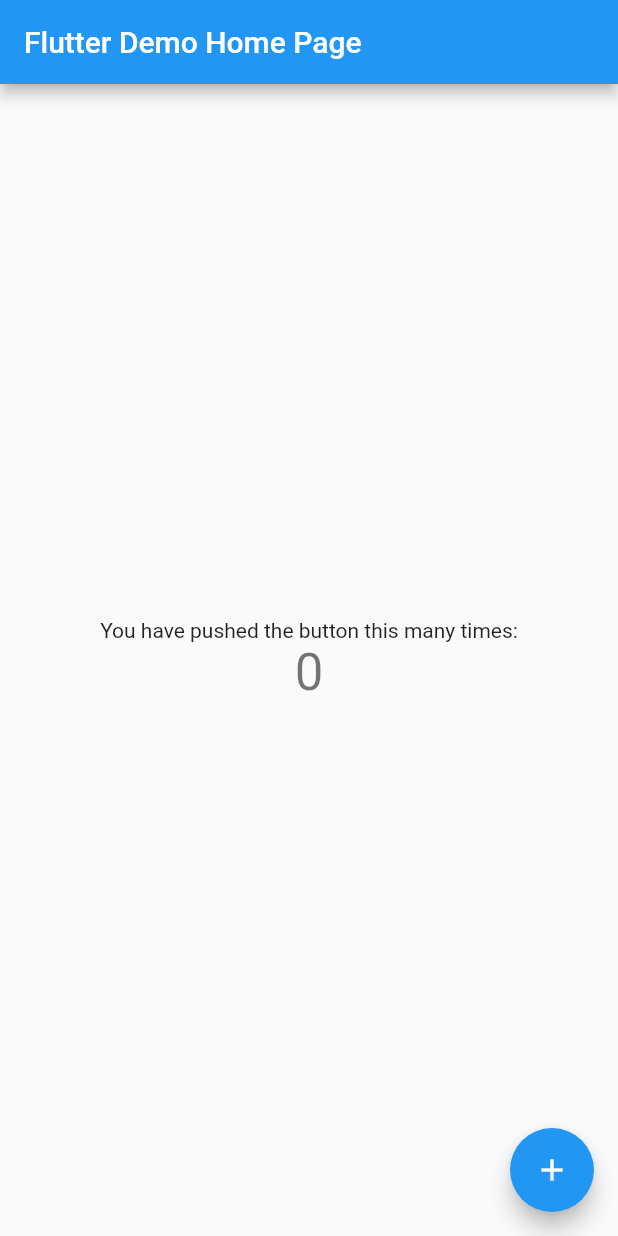
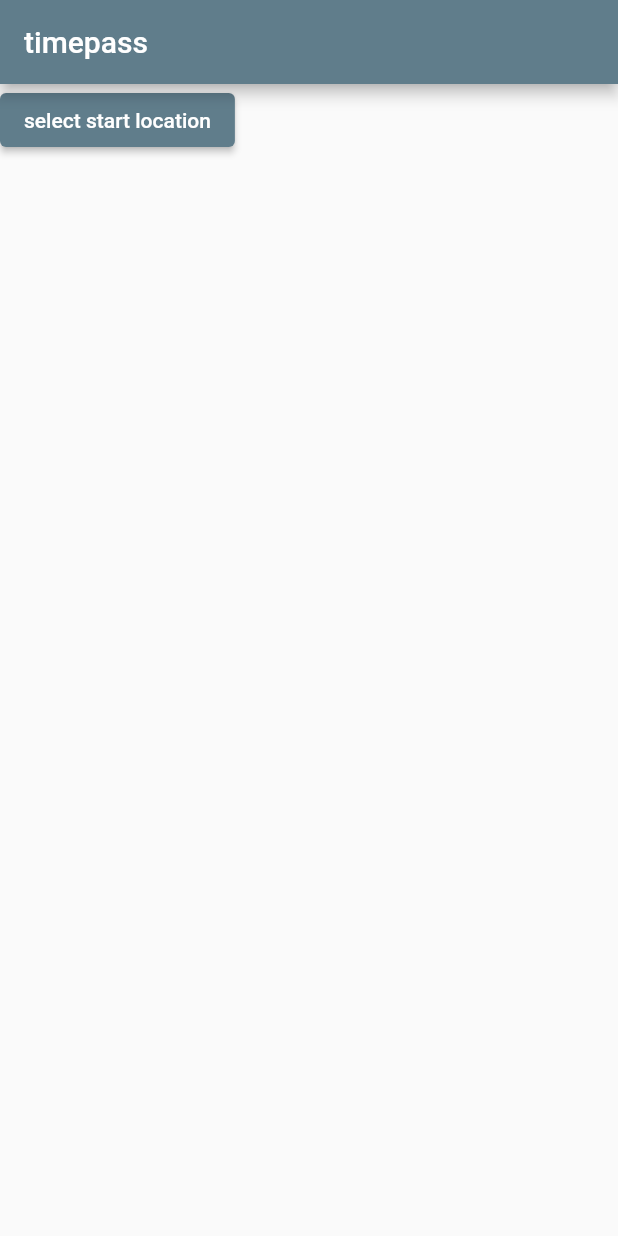
Before and after one commit to Aihrarshaikh/openstreatmaps_flutter, a Flutter app: the screen it shows after launch, on a phone screen of 412 x 824 dp. Run offline on Flutter 3.47's test engine with Material 2 defaults, Android fonts, the light colour scheme and no system bars; missing offline and left inert: open_street_map_search_and_pick.

Commit message:
addded select_start page

```diff
--- a/lib/main.dart
+++ b/lib/main.dart
@@ -1,115 +1,58 @@
+import 'package:biker_app/maps_services/select_start.dart';
 import 'package:flutter/material.dart';
 
 void main() {
   runApp(const MyApp());
 }
 
-class MyApp extends StatelessWidget {
+class MyApp extends StatefulWidget {
   const MyApp({super.key});
 
+  @override
+  State<MyApp> createState() => _MyAppState();
+}
+
+class _MyAppState extends State<MyApp> {
   // This widget is the root of your application.
   @override
   Widget build(BuildContext context) {
     return MaterialApp(
-      title: 'Flutter emo',
+      title: 'Flutter Demo',
       theme: ThemeData(
-        // This is the theme of your application.
-        //
-        // Try running your application with "flutter run". You'll see the
-        // application has a blue toolbar. Then, without quitting the app, try
-        // changing the primarySwatch below to Colors.green and then invoke
-        // "hot reload" (press "r" in the console where you ran "flutter run",
-        // or simply save your changes to "hot reload" in a Flutter IDE).
-        // Notice that the counter didn't reset back to zero; the application
-        // is not restarted.
-        primarySwatch: Colors.blue,
+        primarySwatch: Colors.blueGrey,
       ),
-      home: const MyHomePage(title: 'Flutter Demo Home Page'),
+      home: MyHomePage(title: 'Flutter Demo Home Page'),
     );
   }
 }
 
 class MyHomePage extends StatefulWidget {
   const MyHomePage({super.key, required this.title});
-
-  // This widget is the home page of your application. It is stateful, meaning
-  // that it has a State object (defined below) that contains fields that affect
-  // how it looks.
-
-  // This class is the configuration for the state. It holds the values (in this
-  // case the title) provided by the parent (in this case the App widget) and
-  // used by the build method of the State. Fields in a Widget subclass are
-  // always marked "final".
-
   final String title;
-
   @override
   State<MyHomePage> createState() => _MyHomePageState();
 }
-
 class _MyHomePageState extends State<MyHomePage> {
-  int _counter = 0;
-
-  void _incrementCounter() {
-    setState(() {
-      // This call to setState tells the Flutter framework that something has
-      // changed in this State, which causes it to rerun the build method below
-      // so that the display can reflect the updated values. If we changed
-      // _counter without calling setState(), then the build method would not be
-      // called again, and so nothing would appear to happen.
-      _counter++;
-    });
-  }
-
   @override
   Widget build(BuildContext context) {
-    // This method is rerun every time setState is called, for instance as done
-    // by the _incrementCounter method above.
-    //
-    // The Flutter framework has been optimized to make rerunning build methods
-    // fast, so that you can just rebuild anything that needs updating rather
-    // than having to individually change instances of widgets.
     return Scaffold(
       appBar: AppBar(
-        // Here we take the value from the MyHomePage object that was created by
-        // the App.build method, and use it to set our appbar title.
-        title: Text(widget.title),
+        title: const Text('timepass'),
       ),
-      body: Center(
-        // Center is a layout widget. It takes a single child and positions it
-        // in the middle of the parent.
-        child: Column(
-          // Column is also a layout widget. It takes a list of children and
-          // arranges them vertically. By default, it sizes itself to fit its
-          // children horizontally, and tries to be as tall as its parent.
-          //
-          // Invoke "debug painting" (press "p" in the console, choose the
-          // "Toggle Debug Paint" action from the Flutter Inspector in Android
-          // Studio, or the "Toggle Debug Paint" command in Visual Studio Code)
-          // to see the wireframe for each widget.
-          //
-          // Column has various properties to control how it sizes itself and
-          // how it positions its children. Here we use mainAxisAlignment to
-          // center the children vertically; the main axis here is the vertical
-          // axis because Columns are vertical (the cross axis would be
-          // horizontal).
-          mainAxisAlignment: MainAxisAlignment.center,
-          children: <Widget>[
-            const Text(
-              'You have pushed the button this many times:',
-            ),
-            Text(
-              '$_counter',
-              style: Theme.of(context).textTheme.headline4,
-            ),
-          ],
-        ),
+      body :
+      Column(
+        crossAxisAlignment: CrossAxisAlignment.end,
+        mainAxisAlignment: MainAxisAlignment.start,
+        children: [
+          ElevatedButton(onPressed: ()=>{
+            Navigator.push(
+              context,
+              MaterialPageRoute(builder: (context) => select_start()),
+            )
+          }
+              , child: Text("select start location")),
+        ],
       ),
-      floatingActionButton: FloatingActionButton(
-        onPressed: _incrementCounter,
-        tooltip: 'Increment',
-        child: const Icon(Icons.add),
-      ), // This trailing comma makes auto-formatting nicer for build methods.
     );
   }
 }
--- /dev/null
+++ b/lib/maps_services/select_start.dart
@@ -0,0 +1,28 @@
+import 'package:open_street_map_search_and_pick/open_street_map_search_and_pick.dart';
+import 'package:flutter/material.dart';
+
+class select_start extends StatefulWidget {
+  const select_start({Key? key}) : super(key: key);
+  @override
+  State<select_start> createState() => _select_startState();
+}
+double startLat = 18.5204;
+double startLng = 73.8567;
+class _select_startState extends State<select_start> {
+  @override
+  Widget build(BuildContext context) {
+    return Scaffold(
+      body: OpenStreetMapSearchAndPick(
+          center: LatLong(startLat, startLng),
+          buttonColor: Colors.blue,
+          buttonText: 'Set start location',
+          onPicked: (pickedData) {
+            setState(() {
+              startLat = pickedData.latLong.latitude;
+              startLng = pickedData.latLong.longitude;
+              Navigator.pop(context);
+            });
+          }),
+    );
+  }
+}
```
Also changed, not shown: 1 other file.
